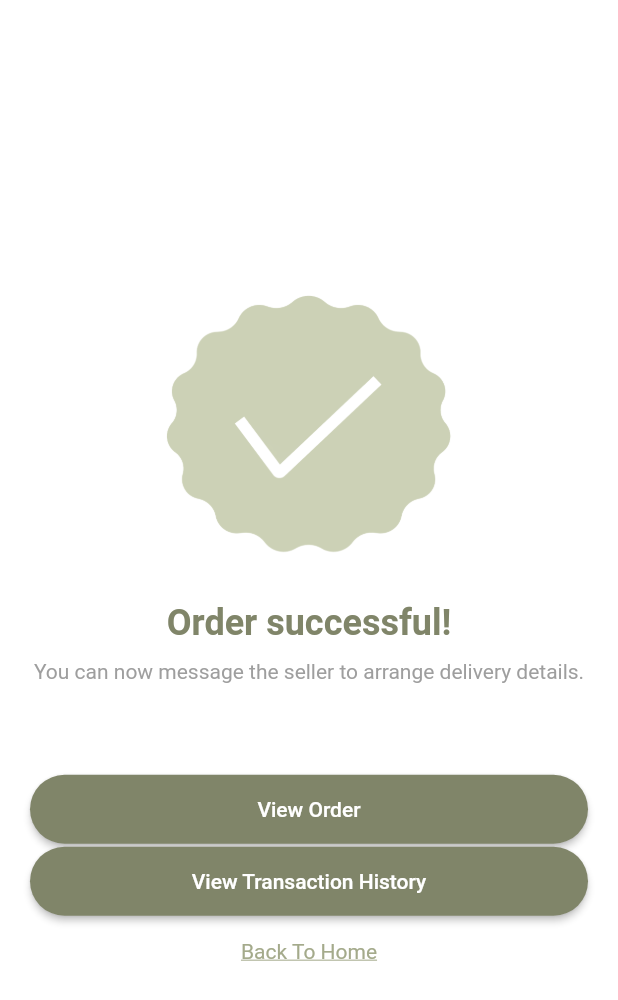
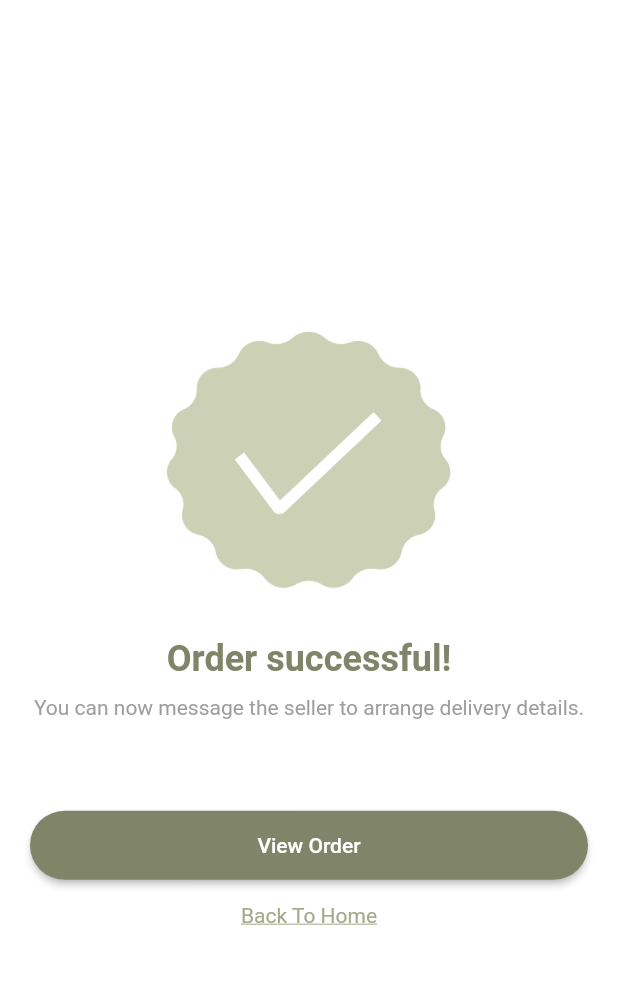
Before and after one commit to kyyyy516/Unithrift, a Flutter app: the OrderSuccessPage screen opened directly with empty values, on a phone screen of 412 x 824 dp. Shown: the top 1000 px of the screen. Run offline on Flutter 3.47's test engine with Material 3 defaults, Android fonts, the phone set to English and light mode, and no system bars; our stand-ins replace carousel_slider, chewie, cloud_firestore, firebase_auth, firebase_core, firebase_storage and 7 more; missing offline and left inert: email_otp; accounts and stored records are empty; network calls fail.

Commit message:
delete view transaction button in ordersuceessful page

```diff
--- a/lib/checkout/ordersuccess.dart
+++ b/lib/checkout/ordersuccess.dart
@@ -276,33 +276,6 @@ class _OrderSuccessPageState extends State<OrderSuccessPage> {
                   ),
                 ),
               ),
-              SizedBox(
-  width: double.infinity,
-  child: ElevatedButton(
-    onPressed: () {
-  final sellerUserId = widget.cartItems.first['sellerUserId'];
-  Navigator.push(
-    context,
-    MaterialPageRoute(
-      builder: (context) =>
-          TransactionHistoryPage(userId: sellerUserId),
-    ),
-  );
-},
-    style: ElevatedButton.styleFrom(
-      backgroundColor: const Color(0xFF808569),
-      padding: const EdgeInsets.symmetric(vertical: 15),
-      shape: RoundedRectangleBorder(
-        borderRadius: BorderRadius.circular(25),
-      ),
-    ),
-    child: const Text(
-      'View Transaction History',
-      style: TextStyle(color: Colors.white),
-    ),
-  ),
-),
-
               const SizedBox(height: 15),
               GestureDetector(
                 onTap: () {
```
